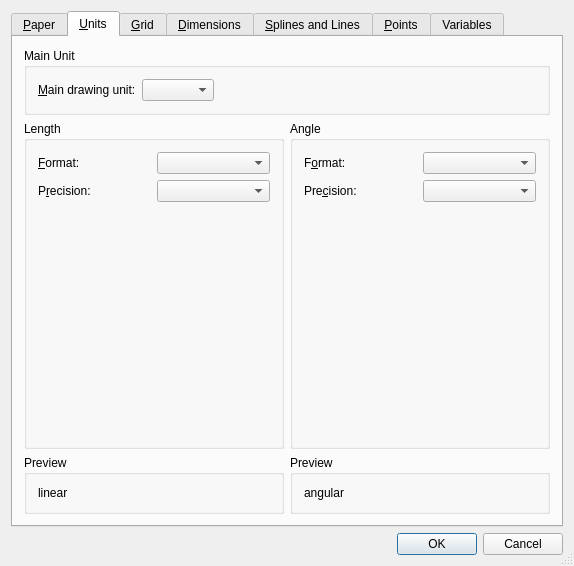
This is librecad/src/ui/dialogs/settings/options_drawing/qg_dlgoptionsdrawing.ui in LibreCAD/LibreCAD as Qt 5 draws it before an edit. The edited form follows.
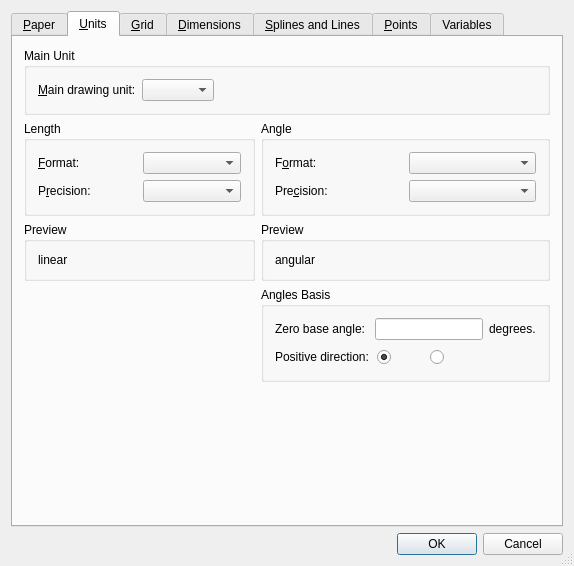
This is the edited form. The open tabs and pages were chosen to show the change. Icons and pictures are not drawn. Custom widgets are drawn as their Qt base class.

Commit message: User Coordinates, Angles Basis, Angles format for input, etc. (#2032)

Patch:
```diff
--- a/librecad/src/ui/dialogs/settings/options_drawing/qg_dlgoptionsdrawing.ui
+++ b/librecad/src/ui/dialogs/settings/options_drawing/qg_dlgoptionsdrawing.ui
@@ -27,7 +27,7 @@
    <item row="0" column="0">
     <widget class="QTabWidget" name="tabWidget">
      <property name="currentIndex">
-      <number>6</number>
+      <number>1</number>
      </property>
      <widget class="QWidget" name="tab1">
       <attribute name="title">
@@ -440,38 +440,6 @@
                 </property>
                </widget>
               </item>
-              <item row="2" column="1">
-               <spacer name="spacer15">
-                <property name="orientation">
-                 <enum>Qt::Vertical</enum>
-                </property>
-                <property name="sizeType">
-                 <enum>QSizePolicy::Expanding</enum>
-                </property>
-                <property name="sizeHint" stdset="0">
-                 <size>
-                  <width>20</width>
-                  <height>0</height>
-                 </size>
-                </property>
-               </spacer>
-              </item>
-              <item row="2" column="0">
-               <spacer name="spacer15_2">
-                <property name="orientation">
-                 <enum>Qt::Vertical</enum>
-                </property>
-                <property name="sizeType">
-                 <enum>QSizePolicy::Expanding</enum>
-                </property>
-                <property name="sizeHint" stdset="0">
-                 <size>
-                  <width>20</width>
-                  <height>0</height>
-                 </size>
-                </property>
-               </spacer>
-              </item>
              </layout>
             </widget>
            </item>
@@ -494,6 +462,38 @@
              </layout>
             </widget>
            </item>
+           <item>
+            <spacer name="spacer15">
+             <property name="orientation">
+              <enum>Qt::Vertical</enum>
+             </property>
+             <property name="sizeType">
+              <enum>QSizePolicy::Expanding</enum>
+             </property>
+             <property name="sizeHint" stdset="0">
+              <size>
+               <width>20</width>
+               <height>0</height>
+              </size>
+             </property>
+            </spacer>
+           </item>
+           <item>
+            <spacer name="spacer15_2">
+             <property name="orientation">
+              <enum>Qt::Vertical</enum>
+             </property>
+             <property name="sizeType">
+              <enum>QSizePolicy::Expanding</enum>
+             </property>
+             <property name="sizeHint" stdset="0">
+              <size>
+               <width>20</width>
+               <height>0</height>
+              </size>
+             </property>
+            </spacer>
+           </item>
           </layout>
          </item>
          <item>
@@ -504,51 +504,6 @@
               <string>Angle</string>
              </property>
              <layout class="QGridLayout" name="gridLayout_5">
-              <item row="0" column="0">
-               <widget class="QLabel" name="lAngleFormat">
-                <property name="text">
-                 <string>F&amp;ormat:</string>
-                </property>
-                <property name="wordWrap">
-                 <bool>false</bool>
-                </property>
-                <property name="buddy">
-                 <cstring>cbAngleFormat</cstring>
-                </property>
-               </widget>
-              </item>
-              <item row="2" column="1">
-               <spacer name="spacer15_3">
-                <property name="orientation">
-                 <enum>Qt::Vertical</enum>
-                </property>
-                <property name="sizeType">
-                 <enum>QSizePolicy::Expanding</enum>
-                </property>
-                <property name="sizeHint" stdset="0">
-                 <size>
-                  <width>20</width>
-                  <height>0</height>
-                 </size>
-                </property>
-               </spacer>
-              </item>
-              <item row="2" column="0">
-               <spacer name="spacer15_2_2">
-                <property name="orientation">
-                 <enum>Qt::Vertical</enum>
-                </property>
-                <property name="sizeType">
-                 <enum>QSizePolicy::Expanding</enum>
-                </property>
-                <property name="sizeHint" stdset="0">
-                 <size>
-                  <width>20</width>
-                  <height>0</height>
-                 </size>
-                </property>
-               </spacer>
-              </item>
               <item row="0" column="1">
                <widget class="QComboBox" name="cbAngleFormat"/>
               </item>
@@ -568,6 +523,19 @@
               <item row="1" column="1">
                <widget class="QComboBox" name="cbAnglePrecision"/>
               </item>
+              <item row="0" column="0">
+               <widget class="QLabel" name="lAngleFormat">
+                <property name="text">
+                 <string>F&amp;ormat:</string>
+                </property>
+                <property name="wordWrap">
+                 <bool>false</bool>
+                </property>
+                <property name="buddy">
+                 <cstring>cbAngleFormat</cstring>
+                </property>
+               </widget>
+              </item>
              </layout>
             </widget>
            </item>
@@ -590,6 +558,160 @@
              </layout>
             </widget>
            </item>
+           <item>
+            <widget class="QGroupBox" name="groupBox_6">
+             <property name="title">
+              <string>Angles Basis</string>
+             </property>
+             <layout class="QGridLayout" name="gridLayout_20">
+              <item row="0" column="1">
+               <widget class="QLineEdit" name="leAngleBaseZero">
+                <property name="sizePolicy">
+                 <sizepolicy hsizetype="Preferred" vsizetype="Fixed">
+                  <horstretch>0</horstretch>
+                  <verstretch>0</verstretch>
+                 </sizepolicy>
+                </property>
+                <property name="toolTip">
+                 <string>Zero base angle relative to the current user coordinate system. Affects polar coordinates input, snap to angle. 0.0 is 3pm.</string>
+                </property>
+               </widget>
+              </item>
+              <item row="0" column="0">
+               <widget class="QLabel" name="label_20">
+                <property name="toolTip">
+                 <string/>
+                </property>
+                <property name="text">
+                 <string>Zero base angle:</string>
+                </property>
+               </widget>
+              </item>
+              <item row="0" column="2">
+               <widget class="QLabel" name="label_21">
+                <property name="text">
+                 <string>degrees.</string>
+                </property>
+               </widget>
+              </item>
+              <item row="1" column="0">
+               <widget class="QLabel" name="label_22">
+                <property name="text">
+                 <string>Positive direction:</string>
+                </property>
+               </widget>
+              </item>
+              <item row="1" column="1" colspan="2">
+               <widget class="QWidget" name="widget" native="true">
+                <layout class="QGridLayout" name="gridLayout_21">
+                 <property name="leftMargin">
+                  <number>2</number>
+                 </property>
+                 <property name="topMargin">
+                  <number>1</number>
+                 </property>
+                 <property name="rightMargin">
+                  <number>3</number>
+                 </property>
+                 <property name="bottomMargin">
+                  <number>1</number>
+                 </property>
+                 <property name="horizontalSpacing">
+                  <number>2</number>
+                 </property>
+                 <item row="0" column="0">
+                  <widget class="QRadioButton" name="rbAngleBasePositive">
+                   <property name="sizePolicy">
+                    <sizepolicy hsizetype="Expanding" vsizetype="Minimum">
+                     <horstretch>0</horstretch>
+                     <verstretch>0</verstretch>
+                    </sizepolicy>
+                   </property>
+                   <property name="maximumSize">
+                    <size>
+                     <width>16777215</width>
+                     <height>16777215</height>
+                    </size>
+                   </property>
+                   <property name="toolTip">
+                    <string>Counterclockwise, 90 degrees is north.</string>
+                   </property>
+                   <property name="text">
+                    <string/>
+                   </property>
+                   <property name="icon">
+                    <iconset resource="../../../../../res/icons/icons.qrc">
+                     <normaloff>:/icons/dirpos_plus.svg</normaloff>:/icons/dirpos_plus.svg</iconset>
+                   </property>
+                   <property name="checked">
+                    <bool>true</bool>
+                   </property>
+                  </widget>
+                 </item>
+                 <item row="0" column="1">
+                  <widget class="QRadioButton" name="rbAngleBaseNegative">
+                   <property name="sizePolicy">
+                    <sizepolicy hsizetype="Expanding" vsizetype="Minimum">
+                     <horstretch>0</horstretch>
+                     <verstretch>0</verstretch>
+                    </sizepolicy>
+                   </property>
+                   <property name="maximumSize">
+                    <size>
+                     <width>16777215</width>
+                     <height>16777215</height>
+                    </size>
+                   </property>
+                   <property name="toolTip">
+                    <string>Clockwise, 90 degrees is sourth.</string>
+                   </property>
+                   <property name="text">
+                    <string/>
+                   </property>
+                   <property name="icon">
+                    <iconset resource="../../../../../res/icons/icons.qrc">
+                     <normaloff>:/icons/dirneg_plus.svg</normaloff>:/icons/dirneg_plus.svg</iconset>
+                   </property>
+                   <property name="checkable">
+                    <bool>true</bool>
+                   </property>
+                  </widget>
+                 </item>
+                 <item row="0" column="2">
+                  <spacer name="horizontalSpacer_8">
+                   <property name="orientation">
+                    <enum>Qt::Horizontal</enum>
+                   </property>
+                   <property name="sizeHint" stdset="0">
+                    <size>
+                     <width>40</width>
+                     <height>20</height>
+                    </size>
+                   </property>
+                  </spacer>
+                 </item>
+                </layout>
+               </widget>
+              </item>
+             </layout>
+            </widget>
+           </item>
+           <item>
+            <spacer name="spacer15_2_2">
+             <property name="orientation">
+              <enum>Qt::Vertical</enum>
+             </property>
+             <property name="sizeType">
+              <enum>QSizePolicy::Expanding</enum>
+             </property>
+             <property name="sizeHint" stdset="0">
+              <size>
+               <width>20</width>
+               <height>0</height>
+              </size>
+             </property>
+            </spacer>
+           </item>
           </layout>
          </item>
         </layout>
```
The commit also changes 774 other files.
